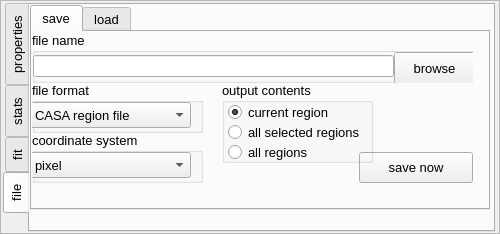
This is code/display/region/QtRegionState.ui in radio-astro/casa as Qt 5 draws it before an edit. The edited form follows.
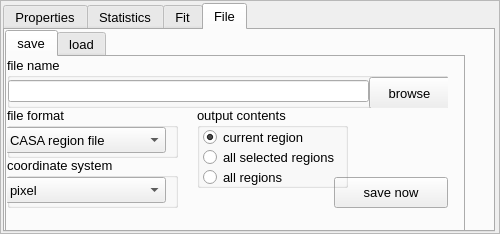
This is the edited form. The open tabs and pages were chosen to show the change.

Commit message: New Development: Yes             JIRA Issue: Yes CAS-3504.         Ready for Test: Yes      Interface Changes: No What Interface Changed: Please list interface changes          Test Programs: List test programs   Put in Release Notes: No              Module(s): Module Names change impacts.            Description: Adding Histogram to region dock.

```diff
--- a/code/display/region/QtRegionState.ui
+++ b/code/display/region/QtRegionState.ui
@@ -57,7 +57,7 @@
       </font>
      </property>
      <property name="tabPosition">
-      <enum>QTabWidget::West</enum>
+      <enum>QTabWidget::North</enum>
      </property>
      <property name="tabShape">
       <enum>QTabWidget::Rounded</enum>
@@ -67,7 +67,7 @@
      </property>
      <widget class="QWidget" name="state_tab">
       <attribute name="title">
-       <string>properties</string>
+       <string>Properties</string>
       </attribute>
       <widget class="QTabWidget" name="states">
        <property name="geometry">
@@ -1366,7 +1366,7 @@
      </widget>
      <widget class="QWidget" name="statistics_tab">
       <attribute name="title">
-       <string>stats</string>
+       <string>Statistics</string>
       </attribute>
       <widget class="QStackedWidget" name="statistics_group">
        <property name="geometry">
@@ -1393,7 +1393,7 @@
        <bool>true</bool>
       </property>
       <attribute name="title">
-       <string>fit</string>
+       <string>Fit</string>
       </attribute>
       <widget class="QStackedWidget" name="centers_group">
        <property name="geometry">
@@ -1515,7 +1515,7 @@
      </widget>
      <widget class="QWidget" name="tab">
       <attribute name="title">
-       <string>file</string>
+       <string>File</string>
       </attribute>
       <widget class="QTabWidget" name="file_tab">
        <property name="geometry">
```
Left out of the diff: 2 changed lines with no effect on the pictures. The commit also changes 11 other files.
